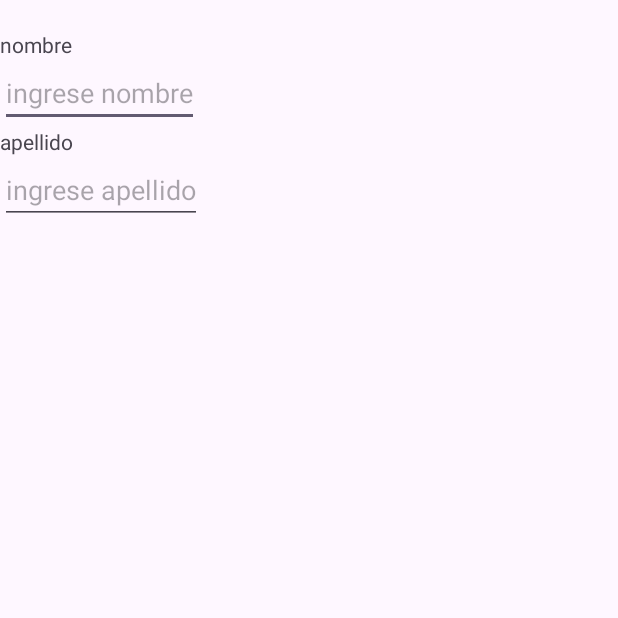
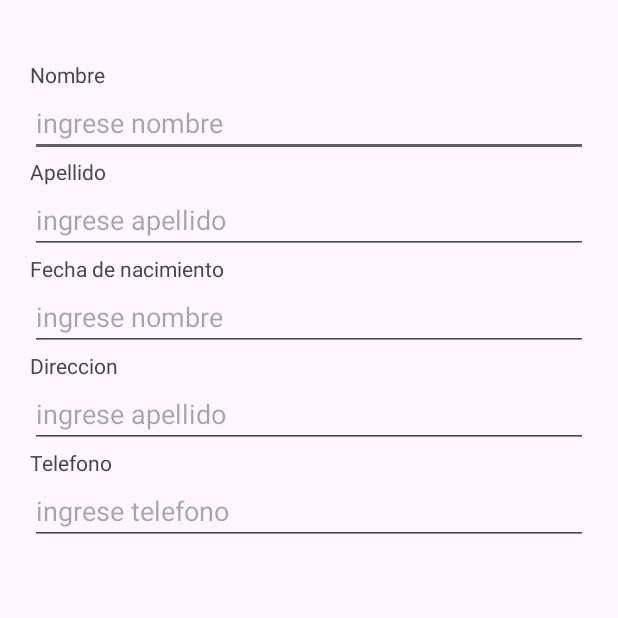
Before and after one commit to WallowitS190/VeterinaryCompany, an Android app: the screen it shows after launch (MainActivity), on a phone screen of 412 x 824 dp, the top half of it. Run offline under Robolectric (Android 15) with nearby library versions, the phone set to English and light mode, and no system bars.

Commit message:
Actualizacion de ajustes

```diff
--- a/app/src/main/res/layout/activity_main.xml
+++ b/app/src/main/res/layout/activity_main.xml
@@ -4,20 +4,21 @@
     xmlns:tools="http://schemas.android.com/tools"
     android:layout_width="match_parent"
     android:layout_height="match_parent"
-    tools:context=".MainActivity">
+    tools:context=".MainActivity"
+    android:layout_margin="20dp">
 
     <TextView
         android:layout_width="wrap_content"
         android:layout_height="wrap_content"
         android:layout_marginTop="20dp"
         android:id="@+id/nombre"
-        android:text="nombre"
+        android:text="Nombre"
         app:layout_constraintBottom_toBottomOf="parent"
         app:layout_constraintEnd_toEndOf="parent"
         app:layout_constraintStart_toStartOf="parent"
         app:layout_constraintTop_toTopOf="parent" />
     <EditText
-        android:layout_width="wrap_content"
+        android:layout_width="match_parent"
         android:layout_height="wrap_content"
         android:layout_below="@id/nombre"
         android:id="@+id/ingresaNombre"
@@ -27,16 +28,63 @@
         android:layout_height="wrap_content"
         android:layout_below="@id/ingresaNombre"
         android:id="@+id/apellido"
-        android:text="apellido"
+        android:text="Apellido"
         app:layout_constraintBottom_toBottomOf="parent"
         app:layout_constraintEnd_toEndOf="parent"
         app:layout_constraintStart_toStartOf="parent"
         app:layout_constraintTop_toTopOf="parent" />
     <EditText
+        android:layout_width="match_parent"
+        android:layout_height="wrap_content"
+        android:layout_below="@id/apellido"
+        android:hint="ingrese apellido"
+        android:id="@+id/ingresaapellido"/>
+    <TextView
         android:layout_width="wrap_content"
         android:layout_height="wrap_content"
-        android:layout_below="@id/apellido"
-        android:hint="ingrese apellido"/>
-
-
+        android:id="@+id/nacimiento"
+        android:text="Fecha de nacimiento"
+        android:layout_below="@id/ingresaapellido"
+        app:layout_constraintBottom_toBottomOf="parent"
+        app:layout_constraintEnd_toEndOf="parent"
+        app:layout_constraintStart_toStartOf="parent"
+        app:layout_constraintTop_toTopOf="parent" />
+    <EditText
+        android:layout_width="match_parent"
+        android:layout_height="wrap_content"
+        android:layout_below="@id/nacimiento"
+        android:id="@+id/ingresafecha"
+        android:hint="ingrese nombre"/>
+    <TextView
+        android:layout_width="wrap_content"
+        android:layout_height="wrap_content"
+        android:layout_below="@id/ingresafecha"
+        android:id="@+id/direccion"
+        android:text="Direccion"
+        app:layout_constraintBottom_toBottomOf="parent"
+        app:layout_constraintEnd_toEndOf="parent"
+        app:layout_constraintStart_toStartOf="parent"
+        app:layout_constraintTop_toTopOf="parent" />
+    <EditText
+        android:layout_width="match_parent"
+        android:layout_height="wrap_content"
+        android:layout_below="@id/direccion"
+        android:hint="ingrese apellido"
+        android:id="@+id/ingresadireccion"/>
+    <TextView
+        android:layout_width="wrap_content"
+        android:layout_height="wrap_content"
+        android:layout_below="@id/ingresadireccion"
+        android:id="@+id/telefono"
+        android:text="Telefono"
+        app:layout_constraintBottom_toBottomOf="parent"
+        app:layout_constraintEnd_toEndOf="parent"
+        app:layout_constraintStart_toStartOf="parent"
+        app:layout_constraintTop_toTopOf="parent" />
+    <EditText
+        android:layout_width="match_parent"
+        android:layout_height="wrap_content"
+        android:layout_below="@id/telefono"
+        android:hint="ingrese telefono"
+        android:id="@+id/ingresatelefono"/>
 </RelativeLayout>
```
